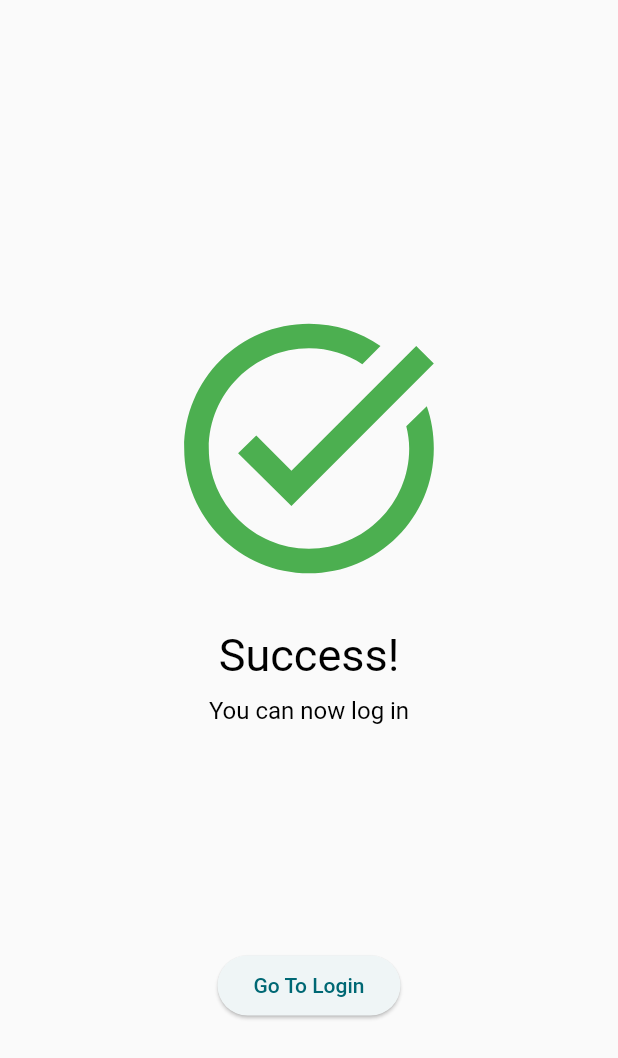
After one commit to IDATA2503-Mobile-Applikasjoner/aksje_app, a Flutter app: the SignUpSuccessPage screen opened directly, on a phone screen of 412 x 824 dp. The commit adds this screen. Shown: the top 1058 px of the screen. Run offline on Flutter 3.47's test engine with Material 2 defaults, Android fonts, the phone set to English and light mode, and no system bars; our stand-ins replace fl_chart, flutter_secure_storage, google_fonts; accounts and stored records are empty; network calls fail.

Commit message:
Added success page afther signing up

```diff
--- a/lib/widgets/screens/log-in.dart
+++ b/lib/widgets/screens/log-in.dart
@@ -7,7 +7,6 @@ import 'package:flutter_secure_storage/flutter_secure_storage.dart';
 import 'package:provider/provider.dart';
 import 'package:aksje_app/providers/user_provider.dart';
 import 'package:aksje_app/widgets/components/login_button.dart';
-import 'package:aksje_app/widgets/screens/inventory.dart';
 
 class LoginPage extends StatefulWidget {
   const LoginPage({Key? key}) : super(key: key);
@@ -109,7 +108,7 @@ void getLoginUser() async {
   }
 
     void navSignUpPage() {
-    Navigator.push(
+    Navigator.pushReplacement(
       context,
       MaterialPageRoute(builder: (context) => (SignUp())),
     );
@@ -151,6 +150,7 @@ void getLoginUser() async {
               child: const Text('Create account'),
             ),
           ],
+
         ),
       ),
     );
--- /dev/null
+++ b/lib/widgets/screens/sign_up_success.dart
@@ -0,0 +1,49 @@
+import 'package:flutter/material.dart';
+import 'package:aksje_app/widgets/screens/log-in.dart';
+
+class SignUpSuccessPage extends StatelessWidget {
+  const SignUpSuccessPage({super.key});
+
+  @override
+  Widget build(BuildContext context) {
+    return Scaffold(
+      appBar: AppBar(
+        title: const Text(''),
+      ),
+      body: Center(
+        child: Column(
+          mainAxisAlignment: MainAxisAlignment.center,
+          crossAxisAlignment: CrossAxisAlignment.center,
+          children: [
+            const Icon(
+              Icons.task_alt,
+              color: Colors.green,
+              size: 200,
+            ),
+            const SizedBox(height: 20),
+            const Text(
+              "Success!",
+              style: TextStyle(
+                fontSize: 30
+              ),
+            ),
+            const SizedBox(height: 10),
+            const Text("You can now log in"),
+            const SizedBox(height: 150),
+            ElevatedButton(
+              onPressed: () {
+                Navigator.pushReplacement(
+                  context,
+                  MaterialPageRoute(
+                    builder: (context) => const LoginPage()
+                  ),
+                );
+              },
+              child: const Text('Go To Login'),
+            ),
+          ],
+        ),
+      ),
+    );
+  }
+}
```
Also changed, not shown: lib/widgets/screens/sign-up.dart (+15 -2 lines).
